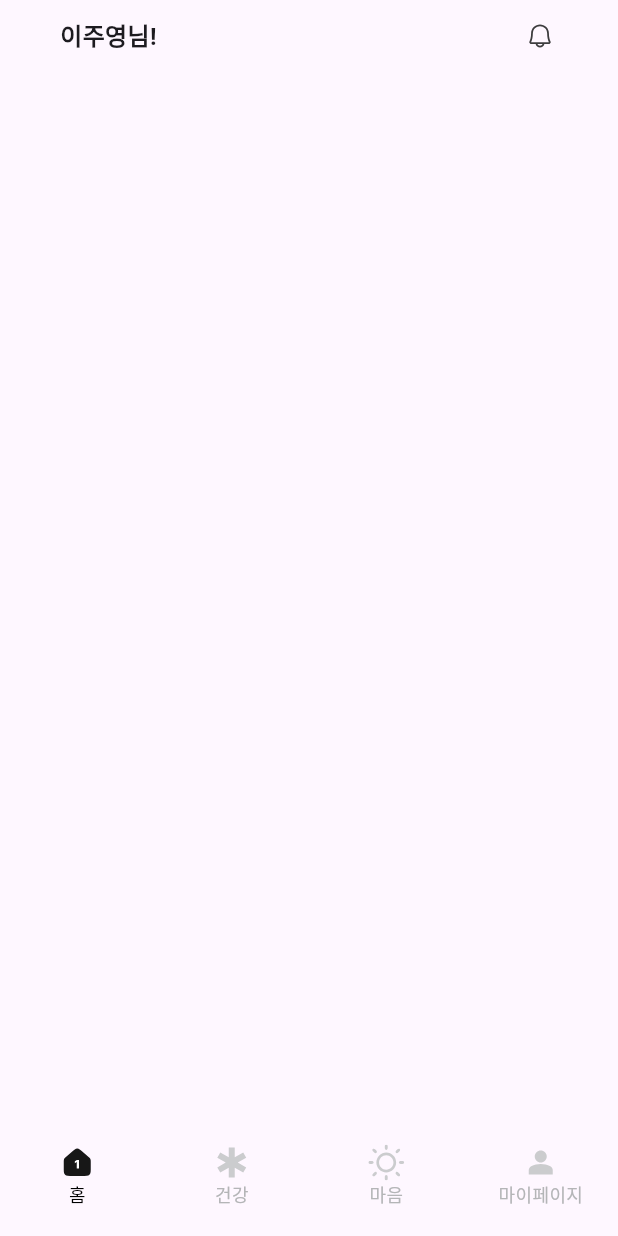
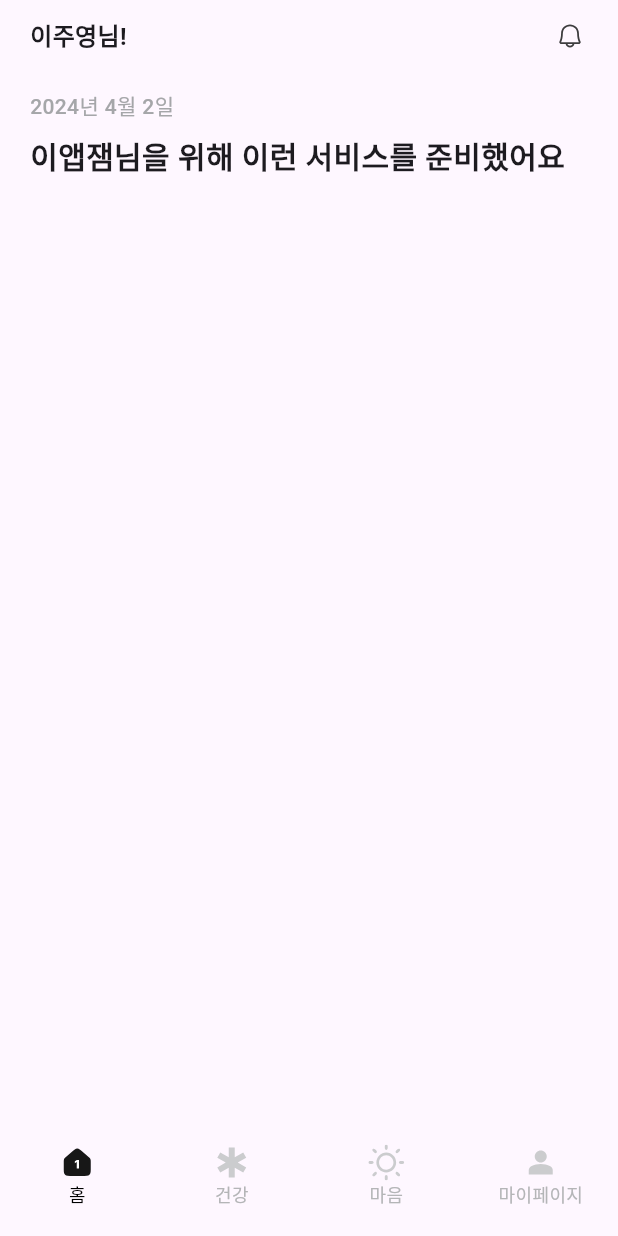
Before and after one commit to iloveuhyeon/flutter-practice, a Flutter app: the screen it shows after launch, on a phone screen of 412 x 824 dp. Run offline on Flutter 3.47's test engine with Material 3 defaults, Android fonts, the phone set to English and light mode, and no system bars; our stand-ins replace flutter_svg, go_router; Roboto replaces fonts that are missing (EliceDXNeolliOTFbold).

Commit message:
➕ :: font추가, topbardate 추가

```diff
--- a/lib/views/home_page/home_page.dart
+++ b/lib/views/home_page/home_page.dart
@@ -7,12 +7,15 @@ class HomePage extends StatelessWidget {
   @override
   Widget build(BuildContext context) {
     return Scaffold(
-      body: Column(
-        children: [
-          TopBar(
-            text: "이주영님!",
-          )
-        ],
+      body: Padding(
+        padding: const EdgeInsets.symmetric(horizontal: 20),
+        child: Column(
+          crossAxisAlignment: CrossAxisAlignment.start,
+          children: [
+            TopBar(text: "이주영님!"),
+            TopBarDate(text: "이앱잼님을 위해 이런 서비스를 준비했어요")
+          ],
+        ),
       ),
     );
   }
--- a/lib/views/main_page/main_page.dart
+++ b/lib/views/main_page/main_page.dart
@@ -15,7 +15,12 @@ class _MainPageState extends State<MainPage> {
   @override
   Widget build(BuildContext context) {
     return Scaffold(
-      body: page[pageindex],
+      body: SafeArea(
+        bottom: false,
+        right: false,
+        left: false,
+        child: page[pageindex],
+      ),
       bottomNavigationBar: BottomNav(
         onPageIndex: (index) => setState(
           () {
--- a/lib/widgets/topbar/topbar.dart
+++ b/lib/widgets/topbar/topbar.dart
@@ -8,12 +8,7 @@ class TopBar extends StatelessWidget {
 
   @override
   Widget build(BuildContext context) {
-    return SafeArea(
-      bottom: false,
-      left: false,
-      right: false,
-      child: Container(
-        padding: const EdgeInsets.symmetric(horizontal: 40),
+    return SizedBox(
       height: 48,
       child: Row(
         mainAxisAlignment: MainAxisAlignment.spaceBetween,
@@ -22,6 +17,7 @@ class TopBar extends StatelessWidget {
             text,
             style: const TextStyle(
               fontWeight: FontWeight.w700,
+              fontFamily: 'EliceDXNeolliOTFbold',
               fontSize: 16,
             ),
           ),
@@ -32,6 +28,41 @@ class TopBar extends StatelessWidget {
           )
         ],
       ),
+    );
+  }
+}
+
+class TopBarDate extends StatelessWidget {
+  TopBarDate({super.key, required this.text});
+  String text;
+  DateTime dt = DateTime.now();
+  @override
+  Widget build(BuildContext context) {
+    return Container(
+      margin: const EdgeInsets.symmetric(vertical: 12),
+      height: 73,
+      child: Column(
+        crossAxisAlignment: CrossAxisAlignment.start,
+        children: [
+          Text(
+            "${dt.year}년 ${dt.month}월 ${dt.day}일",
+            style: const TextStyle(
+              fontWeight: FontWeight.w500,
+              fontSize: 14,
+              color: Color(0xffa5a6a9),
+            ),
+          ),
+          const SizedBox(
+            height: 8,
+          ),
+          Text(
+            text,
+            style: const TextStyle(
+              fontSize: 20,
+              fontWeight: FontWeight.w600,
+            ),
+          )
+        ],
       ),
     );
   }
```
Also changed, not shown: pubspec.yaml (+8 -0 lines), assets/fonts/EliceDXNeolli_OTF/EliceDXNeolliOTF-Bold.otf (added), assets/fonts/EliceDXNeolli_OTF/EliceDXNeolliOTF-Light.otf (added), assets/fonts/EliceDXNeolli_OTF/EliceDXNeolliOTF-Medium.otf (added). Lines whose indentation alone changed are shown as unchanged.
